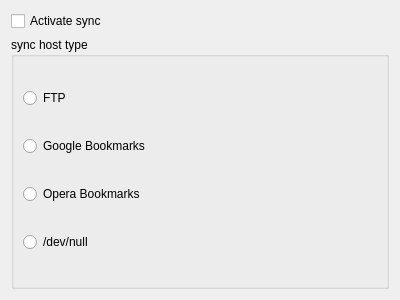
KDE/rekonq, file src/sync/sync_host_type.ui: the form before one commit.
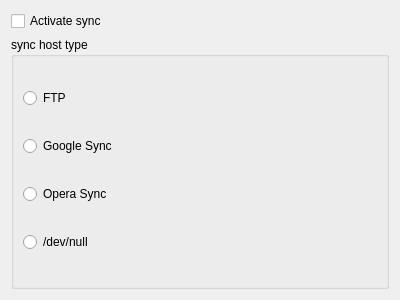
The form after the commit.

Commit message: Made minor changes in UI of sync wizard.

What changed in the file:
```diff
--- a/src/sync/sync_host_type.ui
+++ b/src/sync/sync_host_type.ui
@@ -34,14 +34,14 @@
       <item>
        <widget class="QRadioButton" name="googleRadioButton">
         <property name="text">
-         <string>Google Bookmarks</string>
+         <string>Google Sync</string>
         </property>
        </widget>
       </item>
       <item>
        <widget class="QRadioButton" name="operaRadioButton">
         <property name="text">
-         <string>Opera Bookmarks</string>
+         <string>Opera Sync</string>
         </property>
        </widget>
       </item>
```
The commit also changes 1 other file.
